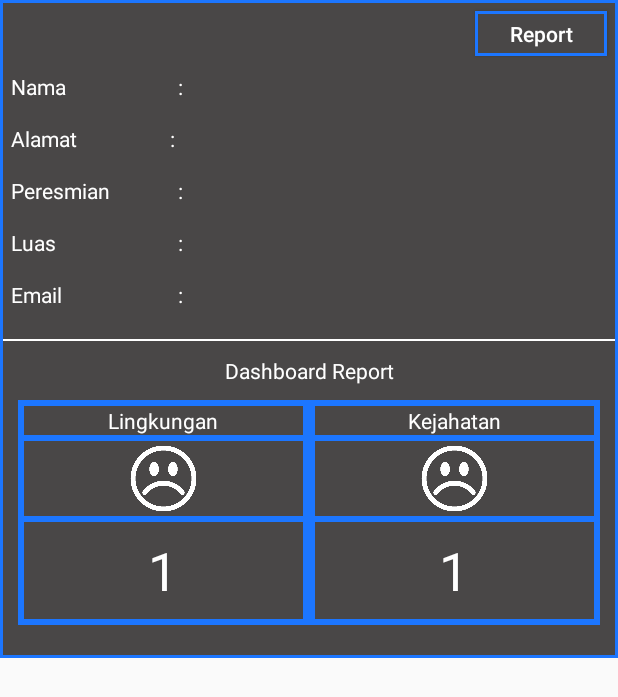
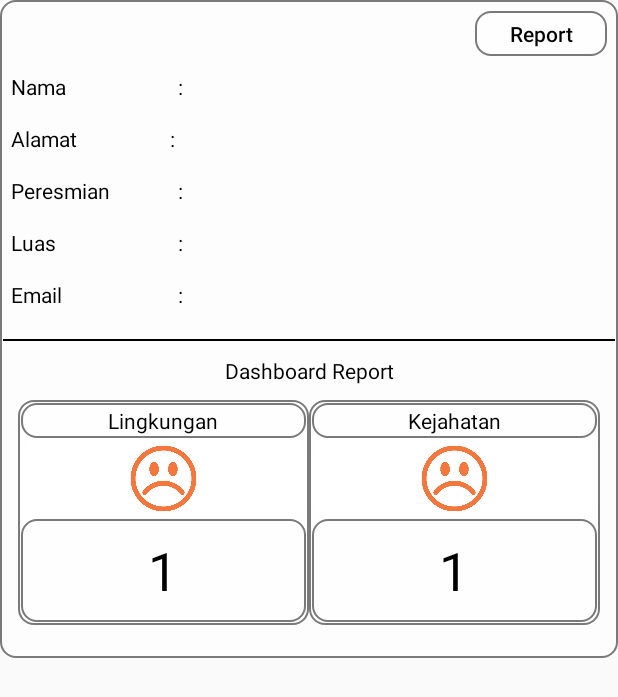
Before and after one commit to pantidev/hackjak2017_android_pantidev, an Android app: the layout detail_marker.xml on its own in the app's theme, with its tools: preview values and no code run, on a phone screen of 412 x 824 dp. Shown: the top 697 px of the screen. Run offline under Robolectric (Android 15) with nearby library versions, the phone set to English and light mode, and no system bars.

Commit message:
saya edit sedikit

```diff
--- a/app/src/main/res/drawable/box_ash.xml
+++ b/app/src/main/res/drawable/box_ash.xml
@@ -3,8 +3,13 @@
 
     <!--garis pinggir-->
     <stroke
-        android:width="2dp"
-        android:color="#1c76ff" />
+        android:width="1dp"
+        android:color="#7a7a7a">
+
+    </stroke>
+
+    <corners
+        android:radius="10dp" />
 
     <padding
         android:top="2dp"
@@ -13,7 +18,7 @@
         android:bottom="2dp"/>
 
 
-    <solid android:color="#494747" />
+    <solid android:color="@color/backgroundTransparent" />
 
     <!--SUDUT-->
 
--- a/app/src/main/res/layout/detail_marker.xml
+++ b/app/src/main/res/layout/detail_marker.xml
@@ -10,7 +10,7 @@
         android:layout_gravity="right"
         android:background="@drawable/box_ash"
         android:text="Report"
-        android:textColor="#ffffff"
+        android:textColor="@color/font"
         android:textAllCaps="false"
         android:layout_margin="5dp"
         android:id="@+id/btnReport"/>
@@ -28,7 +28,7 @@
             android:layout_width="match_parent"
             android:layout_height="match_parent"
             android:layout_weight="1.1"
-            android:textColor="#ffffff"
+            android:textColor="@color/font"
             android:text="Nama"
             android:gravity="center_vertical"
             />
@@ -38,14 +38,14 @@
             android:layout_weight="1.45"
             android:text=":"
             android:gravity="center"
-            android:textColor="#ffffff"
+            android:textColor="@color/font"
             />
         <TextView
             android:layout_width="match_parent"
             android:layout_height="wrap_content"
             android:layout_weight="0.45"
             android:id="@+id/tvNama"
-            android:textColor="#ffffff"
+            android:textColor="@color/font"
 
             />
     </LinearLayout>
@@ -63,7 +63,7 @@
             android:layout_width="match_parent"
             android:layout_height="match_parent"
             android:layout_weight="1.1"
-            android:textColor="#ffffff"
+            android:textColor="@color/font"
             android:text="Alamat"
 
             />
@@ -72,14 +72,14 @@
             android:layout_height="match_parent"
             android:layout_weight="1.45"
             android:text=":"
-            android:textColor="#ffffff"
+            android:textColor="@color/font"
             />
         <TextView
             android:layout_width="match_parent"
             android:layout_height="wrap_content"
             android:layout_weight="0.45"
             android:id="@+id/tvAlamat"
-            android:textColor="#ffffff"
+            android:textColor="@color/font"
 
             />
     </LinearLayout>
@@ -97,7 +97,7 @@
             android:layout_width="match_parent"
             android:layout_height="match_parent"
             android:layout_weight="1.1"
-            android:textColor="#ffffff"
+            android:textColor="@color/font"
             android:text="Peresmian"
             android:gravity="center_vertical"
             />
@@ -107,14 +107,14 @@
             android:layout_weight="1.45"
             android:text=":"
             android:gravity="center"
-            android:textColor="#ffffff"
+            android:textColor="@color/font"
             />
         <TextView
             android:layout_width="match_parent"
             android:layout_height="wrap_content"
             android:layout_weight="0.45"
             android:id="@+id/tvResmi"
-            android:textColor="#ffffff"
+            android:textColor="@color/font"
 
             />
     </LinearLayout>
@@ -132,7 +132,7 @@
             android:layout_width="match_parent"
             android:layout_height="match_parent"
             android:layout_weight="1.1"
-            android:textColor="#ffffff"
+            android:textColor="@color/font"
             android:text="Luas"
             android:gravity="center_vertical"
             />
@@ -142,14 +142,14 @@
             android:layout_weight="1.45"
             android:text=":"
             android:gravity="center"
-            android:textColor="#ffffff"
+            android:textColor="@color/font"
             />
         <TextView
             android:layout_width="match_parent"
             android:layout_height="wrap_content"
             android:layout_weight="0.45"
             android:id="@+id/tvLuas"
-            android:textColor="#ffffff"
+            android:textColor="@color/font"
 
             />
     </LinearLayout>
@@ -167,7 +167,7 @@
             android:layout_width="match_parent"
             android:layout_height="match_parent"
             android:layout_weight="1.1"
-            android:textColor="#ffffff"
+            android:textColor="@color/font"
             android:text="Email"
             android:gravity="center_vertical"
             />
@@ -177,14 +177,14 @@
             android:layout_weight="1.45"
             android:text=":"
             android:gravity="center"
-            android:textColor="#ffffff"
+            android:textColor="@color/font"
             />
         <TextView
             android:layout_width="match_parent"
             android:layout_height="wrap_content"
             android:layout_weight="0.45"
             android:id="@+id/tvEmail"
-            android:textColor="#ffffff"
+            android:textColor="@color/font"
             />
 
     </LinearLayout>
@@ -192,14 +192,14 @@
     <TextView
         android:layout_width="match_parent"
         android:layout_height="1dp"
-        android:background="#ffffff"/>
+        android:background="@color/font"/>
 
     <TextView
         android:layout_width="match_parent"
         android:layout_height="wrap_content"
         android:layout_marginTop="10dp"
         android:text="Dashboard Report"
-        android:textColor="#ffffff"
+        android:textColor="@color/font"
         android:gravity="center"/>
 
     <LinearLayout
@@ -224,7 +224,7 @@
                 android:layout_width="match_parent"
                 android:layout_height="wrap_content"
                 android:text="Lingkungan"
-                android:textColor="#ffffff"
+                android:textColor="@color/font"
                 android:gravity="center"
                 android:background="@drawable/box_ash"/>
 
@@ -232,12 +232,14 @@
                 android:layout_width="match_parent"
                 android:layout_height="wrap_content"
                 android:gravity="center"
+                android:backgroundTint="@color/backgroundTransparent"
                 android:background="@drawable/box_ash">
 
                 <ImageView
                     android:layout_width="50sp"
                     android:layout_height="50sp"
                     android:src="@drawable/sad"
+                    android:tint="#f4773d"
                     android:layout_gravity="center"/>
 
             </LinearLayout>
@@ -252,7 +254,7 @@
                     android:background="@drawable/box_ash"
                     android:gravity="center"
                     android:text="1"
-                    android:textColor="#ffffff"
+                    android:textColor="@color/font"
                     android:textSize="35sp"
                     android:id="@+id/tvRepLingkungan"/>
 
@@ -273,7 +275,7 @@
                 android:layout_width="match_parent"
                 android:layout_height="wrap_content"
                 android:text="Kejahatan"
-                android:textColor="#ffffff"
+                android:textColor="@color/font"
                 android:gravity="center"
                 android:background="@drawable/box_ash"/>
 
@@ -282,12 +284,14 @@
                 android:layout_height="wrap_content"
                 android:gravity="center"
                 android:background="@drawable/box_ash"
+                android:backgroundTint="@color/backgroundTransparent"
                 >
 
                 <ImageView
                     android:layout_width="50sp"
                     android:layout_height="50sp"
                     android:src="@drawable/sad"
+                    android:tint="#f4773d"
                     android:layout_gravity="center"/>
 
             </LinearLayout>
@@ -300,7 +304,7 @@
                     android:layout_width="match_parent"
                     android:layout_height="match_parent"
                     android:background="@drawable/box_ash"
-                    android:textColor="#ffffff"
+                    android:textColor="@color/font"
                     android:text="1"
                     android:textSize="35sp"
                     android:gravity="center"
--- a/app/src/main/res/values/colors.xml
+++ b/app/src/main/res/values/colors.xml
@@ -2,6 +2,8 @@
 <resources>
     <!--<color name="colorPrimary">#3F51B5</color>-->
     <color name="colorPrimary">#8c938d</color>
+    <color name="font">#000000</color>
     <color name="colorPrimaryDark">#303F9F</color>
     <color name="colorAccent">#FF4081</color>
+    <color name="backgroundTransparent">#99ffffff</color>
 </resources>
```
